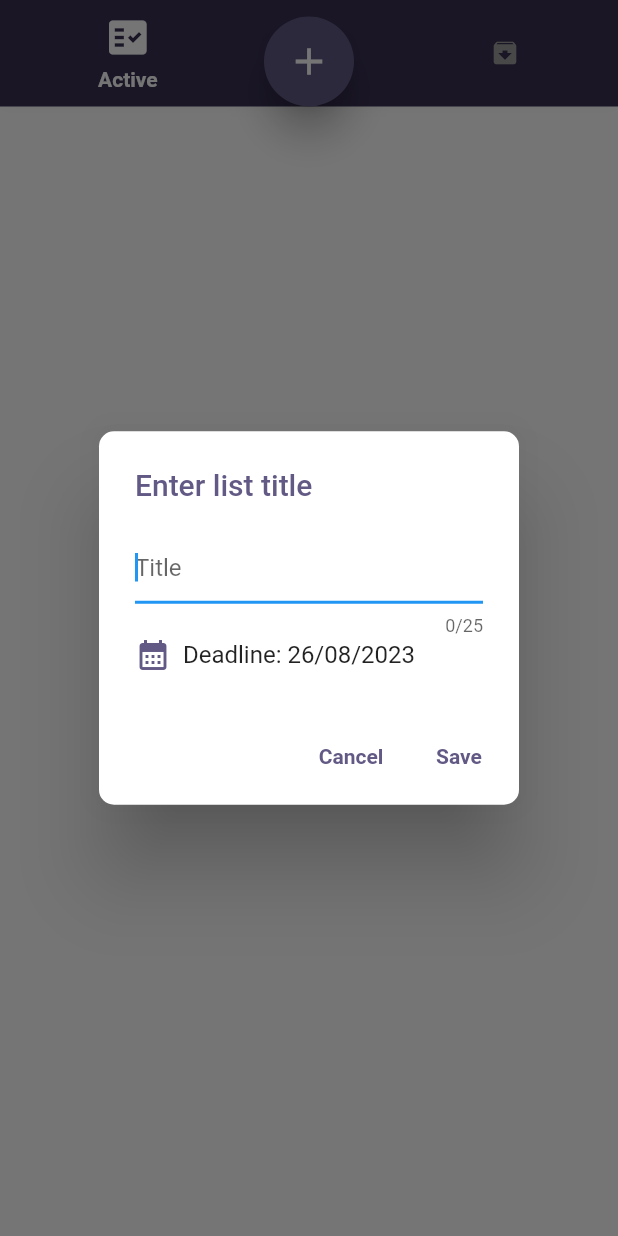
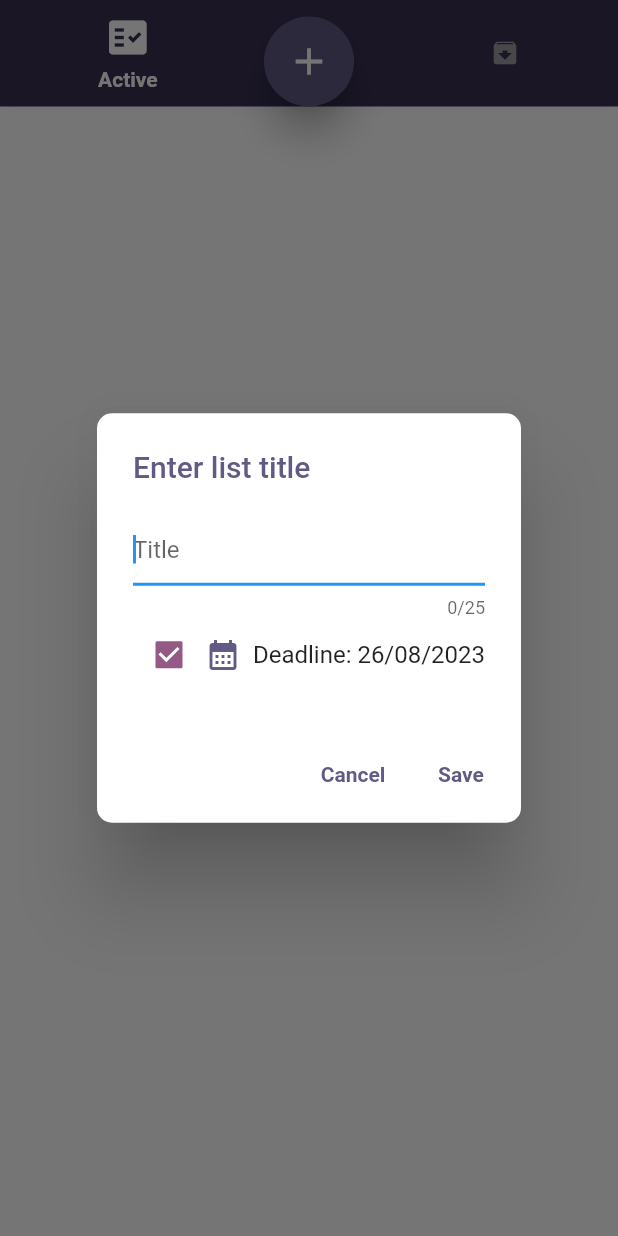
Before and after one commit to yinonh/Owlist, a Flutter app: the MyBottomNavigationBar widget shown alone on an empty page, opened directly with empty values, after a tap on the "add" icon, on a phone screen of 412 x 824 dp. Run offline on Flutter 3.47's test engine with Material 2 defaults, Android fonts, the phone set to English and light mode, and no system bars; our stand-ins replace cloud_firestore, firebase_auth, firebase_core; missing offline and left inert: great_list_view; accounts and stored records are empty; network calls fail.

Commit message:
hadDeadline and notification_index fields added to firebase

```diff
--- a/lib/Models/to_do_list.dart
+++ b/lib/Models/to_do_list.dart
@@ -2,8 +2,10 @@ import 'package:cloud_firestore/cloud_firestore.dart';
 import 'package:intl/intl.dart';
 
 class ToDoList {
-  String id;
-  String userID;
+  final String id;
+  final String userID;
+  final int notification_index;
+  bool hasDeadline;
   String title;
   DateTime creationDate;
   DateTime deadline;
@@ -13,6 +15,8 @@ class ToDoList {
   ToDoList({
     required this.id,
     required this.userID,
+    required this.notification_index,
+    required this.hasDeadline,
     required this.title,
     required this.creationDate,
     required this.deadline,
@@ -26,6 +30,8 @@ class ToDoList {
     return ToDoList(
       id: snapshot.id,
       userID: data['userID'],
+      notification_index: data['notification_index'],
+      hasDeadline: data['hasDeadline'],
       title: data['title'],
       creationDate: DateTime.parse(data['creationDate']),
       deadline: DateTime.parse(data['deadline']),
@@ -39,6 +45,8 @@ class ToDoList {
     return {
       'userID': userID,
       'title': title,
+      'notification_index': notification_index,
+      'hasDeadline': hasDeadline,
       'creationDate': DateFormat('yyyy-MM-dd').format(creationDate),
       'deadline': DateFormat('yyyy-MM-dd').format(deadline),
       'totalItems': totalItems,
--- a/lib/Screens/home_page.dart
+++ b/lib/Screens/home_page.dart
@@ -48,10 +48,10 @@ class _HomePageState extends State<HomePage> {
     });
   }
 
-  void addItem(String title, DateTime deadline) {
+  void addItem(String title, DateTime deadline, hasDeadline) {
     setState(() {
       activeItemsFuture = activeItemsFuture.then((activeItems) {
-        return provider.createNewList(title, deadline).then((_) {
+        return provider.createNewList(title, deadline, hasDeadline).then((_) {
           return provider.getActiveItems();
         });
       });
--- a/lib/Widgets/my_bottom_navigation_bar.dart
+++ b/lib/Widgets/my_bottom_navigation_bar.dart
@@ -4,7 +4,7 @@ import 'package:intl/intl.dart';
 import '../Widgets/date_picker.dart';
 import '../Providers/lists_provider.dart';
 
-class MyBottomNavigationBar extends StatelessWidget {
+class MyBottomNavigationBar extends StatefulWidget {
   final int currentIndex;
   final Function(int) onTap;
   final Function add_item;
@@ -13,6 +13,13 @@ class MyBottomNavigationBar extends StatelessWidget {
       {required this.currentIndex,
       required this.onTap,
       required this.add_item});
+
+  @override
+  State<MyBottomNavigationBar> createState() => _MyBottomNavigationBarState();
+}
+
+class _MyBottomNavigationBarState extends State<MyBottomNavigationBar> {
+  bool hasDeadline = true;
 
   @override
   Widget build(BuildContext context) {
@@ -50,17 +57,19 @@ class MyBottomNavigationBar extends StatelessWidget {
                   context: context,
                   barrierDismissible: true,
                   builder: (BuildContext context) {
+                    hasDeadline = true;
+
                     return AlertDialog(
                       shape: RoundedRectangleBorder(
-                        borderRadius: BorderRadius.circular(
-                          10.0,
-                        ),
+                        borderRadius: BorderRadius.circular(10.0),
                       ),
                       title: const Text(
                         'Enter list title',
                         style: TextStyle(color: Color(0xFF635985)),
                       ),
-                      content: Column(
+                      content: StatefulBuilder(
+                        builder: (BuildContext context, StateSetter setState) {
+                          return Column(
                             mainAxisSize: MainAxisSize.min,
                             children: [
                               TextFormField(
@@ -69,16 +78,39 @@ class MyBottomNavigationBar extends StatelessWidget {
                                 maxLength: 25,
                                 decoration: InputDecoration(hintText: "Title"),
                               ),
-                          DatePickerWidget(
-                            initialDate: DateTime.now().add(Duration(days: 7)),
+                              Row(
+                                mainAxisAlignment:
+                                    MainAxisAlignment.spaceBetween,
+                                children: [
+                                  Checkbox(
+                                    value: hasDeadline,
+                                    onChanged: (val) {
+                                      setState(() {
+                                        hasDeadline = val ??
+                                            false; // Ensure a default value
+                                      });
+                                    },
+                                    activeColor: Color(0xFF945985),
+                                  ),
+                                  hasDeadline
+                                      ? DatePickerWidget(
+                                          initialDate: new_deadline ??
+                                              DateTime.now()
+                                                  .add(Duration(days: 7)),
                                           firstDate: DateTime.now(),
-                            lastDate: DateTime.now().add(Duration(days: 3650)),
+                                          lastDate: DateTime.now()
+                                              .add(Duration(days: 3650)),
                                           onDateSelected: (selectedDate) {
                                             if (selectedDate != null)
                                               new_deadline = selectedDate;
                                           },
+                                        )
+                                      : Text('Check for adding deadline'),
+                                ],
                               ),
                             ],
+                          );
+                        },
                       ),
                       actions: <Widget>[
                         TextButton(
@@ -86,7 +118,8 @@ class MyBottomNavigationBar extends StatelessWidget {
                             'Cancel',
                             style: TextStyle(
                               color: Color(0xFF635985),
-                                fontWeight: FontWeight.bold),
+                              fontWeight: FontWeight.bold,
+                            ),
                           ),
                           onPressed: () {
                             Navigator.of(context).pop();
@@ -97,11 +130,13 @@ class MyBottomNavigationBar extends StatelessWidget {
                             'Save',
                             style: TextStyle(
                               color: Color(0xFF635985),
-                                fontWeight: FontWeight.bold),
+                              fontWeight: FontWeight.bold,
+                            ),
                           ),
                           onPressed: () {
                             if (new_title.text != '') {
-                              add_item(new_title.text, new_deadline);
+                              widget.add_item(
+                                  new_title.text, new_deadline, hasDeadline);
                             }
                             Navigator.of(context).pop();
                           },
@@ -128,7 +163,7 @@ class MyBottomNavigationBar extends StatelessWidget {
   Widget _buildBottomNavigationItem(
       IconData iconData, String label, int index) {
     return GestureDetector(
-      onTap: () => onTap(index),
+      onTap: () => widget.onTap(index),
       child: Container(
         padding: EdgeInsets.symmetric(vertical: 10, horizontal: 20),
         decoration: BoxDecoration(
@@ -140,11 +175,11 @@ class MyBottomNavigationBar extends StatelessWidget {
           children: [
             Icon(
               iconData,
-              size: currentIndex == index ? 30 : 20,
-              color: currentIndex == index ? Colors.white : Colors.grey,
+              size: widget.currentIndex == index ? 30 : 20,
+              color: widget.currentIndex == index ? Colors.white : Colors.grey,
             ),
-            if (currentIndex == index) SizedBox(height: 5),
-            if (currentIndex == index)
+            if (widget.currentIndex == index) SizedBox(height: 5),
+            if (widget.currentIndex == index)
               Text(
                 label,
                 style: TextStyle(
--- a/lib/Widgets/to_do_item_widget.dart
+++ b/lib/Widgets/to_do_item_widget.dart
@@ -63,7 +63,7 @@ class _ToDoItemWidgetState extends State<ToDoItemWidget> {
             style: const TextStyle(
               color: Colors.black,
               fontWeight: FontWeight.bold,
-              fontSize: 20,
+              //fontSize: 20,
             ),
           ),
           trailing: Checkbox(
--- a/pubspec.yaml
+++ b/pubspec.yaml
@@ -44,6 +44,8 @@ dependencies:
   cloud_firestore: ^4.8.4
   animated_list_item: ^1.0.0
   great_list_view: ^0.2.3
+  awesome_notifications: ^0.6.19
+  http: ^1.1.0
 
 dev_dependencies:
   flutter_test:
@@ -66,6 +68,9 @@ flutter:
   # included with your application, so that you can use the icons in
   # the material Icons class.
   uses-material-design: true
+
+  assets:
+    - Assets/
 
   # To add assets to your application, add an assets section, like this:
   # assets:
```
Also changed, not shown: lib/Providers/lists_provider.dart (+25 -2 lines), lib/Screens/single_list_screen.dart (+5 -3 lines), lib/Widgets/to_do_item_tile.dart (+35 -7 lines), pubspec.lock, 1 other file. Lines whose indentation alone changed are shown as unchanged.
